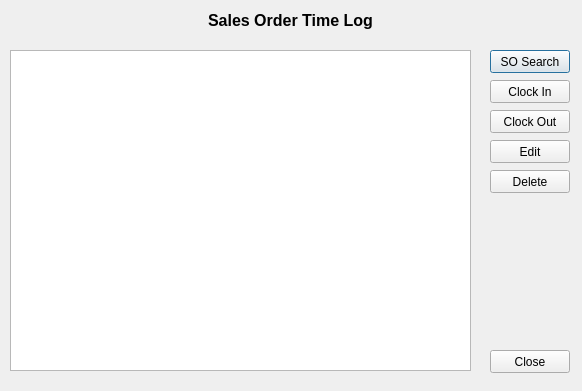
john-maldonado/UC-OMS, file TimeLogDialog.ui: the form before one commit.
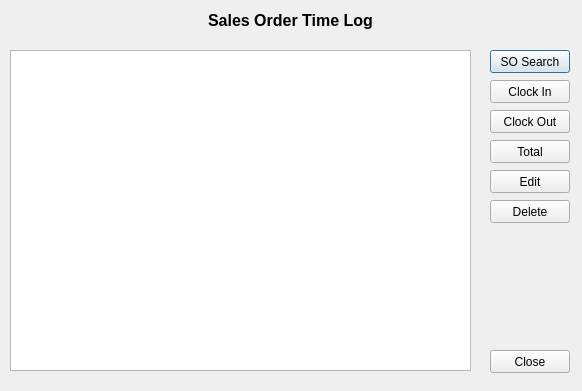
The form after the commit.

```diff
--- a/TimeLogDialog.ui
+++ b/TimeLogDialog.ui
@@ -89,7 +89,7 @@
    <property name="geometry">
     <rect>
      <x>490</x>
-     <y>140</y>
+     <y>170</y>
      <width>80</width>
      <height>23</height>
     </rect>
@@ -102,7 +102,7 @@
    <property name="geometry">
     <rect>
      <x>490</x>
-     <y>170</y>
+     <y>200</y>
      <width>80</width>
      <height>23</height>
     </rect>
@@ -124,6 +124,19 @@
     <string>Close</string>
    </property>
   </widget>
+  <widget class="QPushButton" name="total">
+   <property name="geometry">
+    <rect>
+     <x>490</x>
+     <y>140</y>
+     <width>80</width>
+     <height>23</height>
+    </rect>
+   </property>
+   <property name="text">
+    <string>Total</string>
+   </property>
+  </widget>
  </widget>
  <resources/>
  <connections/>
```
Left out of the diff: 10 changed lines with no effect on the pictures.
